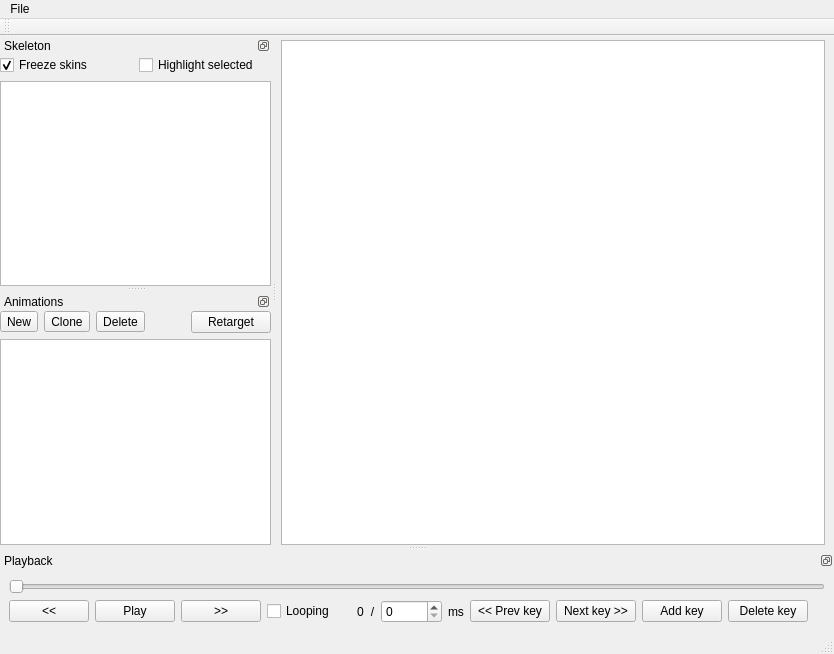
floppya/ChopHuman, file ui/mainwindow.ui: the form before one commit.
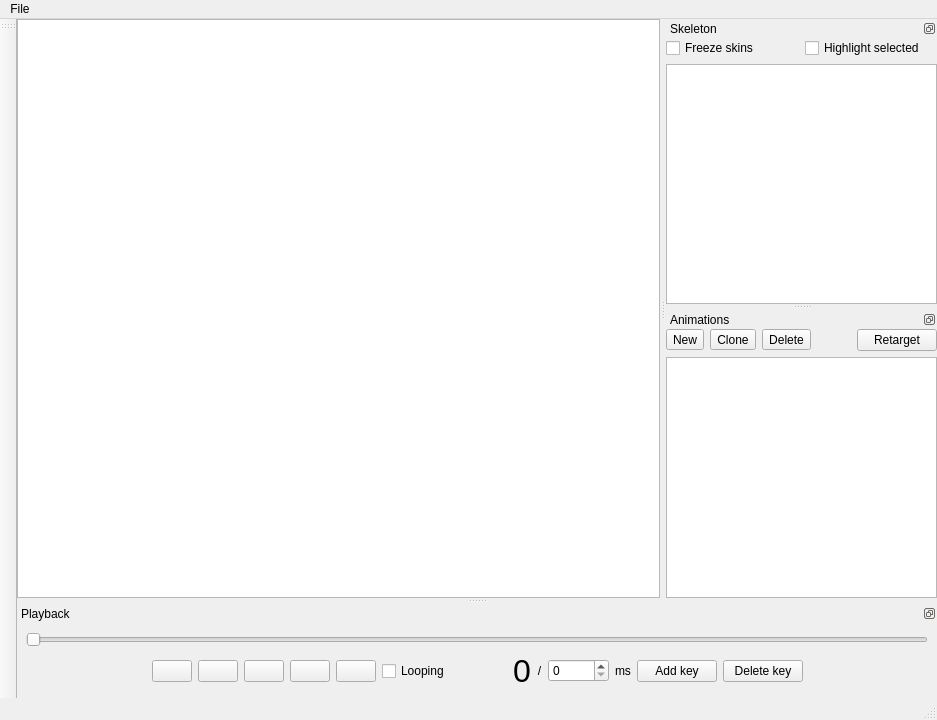
The form after the commit. Icons and pictures are not drawn.

What changed in the file:
```diff
--- a/ui/mainwindow.ui
+++ b/ui/mainwindow.ui
@@ -6,8 +6,8 @@
    <rect>
     <x>0</x>
     <y>0</y>
-    <width>834</width>
-    <height>654</height>
+    <width>937</width>
+    <height>720</height>
    </rect>
   </property>
   <property name="windowTitle">
@@ -15,16 +15,7 @@
   </property>
   <widget class="QWidget" name="centralwidget">
    <layout class="QGridLayout" name="gridLayout">
-    <property name="leftMargin">
-     <number>4</number>
-    </property>
-    <property name="topMargin">
-     <number>4</number>
-    </property>
-    <property name="rightMargin">
-     <number>9</number>
-    </property>
-    <property name="bottomMargin">
+    <property name="margin">
      <number>0</number>
     </property>
     <item row="0" column="0">
@@ -58,7 +49,7 @@
     <rect>
      <x>0</x>
      <y>0</y>
-     <width>834</width>
+     <width>937</width>
      <height>21</height>
     </rect>
    </property>
@@ -79,7 +70,7 @@
     <enum>Qt::ToolButtonIconOnly</enum>
    </property>
    <attribute name="toolBarArea">
-    <enum>TopToolBarArea</enum>
+    <enum>LeftToolBarArea</enum>
    </attribute>
    <attribute name="toolBarBreak">
     <bool>false</bool>
@@ -100,7 +91,7 @@
     <string>Skeleton</string>
    </property>
    <attribute name="dockWidgetArea">
-    <number>1</number>
+    <number>2</number>
    </attribute>
    <widget class="QWidget" name="dockWidgetContents_3">
     <layout class="QVBoxLayout" name="verticalLayout_4">
@@ -115,7 +106,7 @@
           <string>Freeze skins</string>
          </property>
          <property name="checked">
-          <bool>true</bool>
+          <bool>false</bool>
          </property>
         </widget>
        </item>
@@ -166,7 +157,7 @@
     <string>Animations</string>
    </property>
    <attribute name="dockWidgetArea">
-    <number>1</number>
+    <number>2</number>
    </attribute>
    <widget class="QWidget" name="dockWidgetContents">
     <layout class="QVBoxLayout" name="verticalLayout_3">
@@ -265,6 +256,19 @@
      </item>
      <item>
       <layout class="QHBoxLayout" name="horizontalLayout">
+       <item>
+        <spacer name="horizontalSpacer">
+         <property name="orientation">
+          <enum>Qt::Horizontal</enum>
+         </property>
+         <property name="sizeHint" stdset="0">
+          <size>
+           <width>40</width>
+           <height>20</height>
+          </size>
+         </property>
+        </spacer>
+       </item>
        <item>
         <widget class="QPushButton" name="butZeroPlayback">
          <property name="sizePolicy">
@@ -274,24 +278,59 @@
           </sizepolicy>
          </property>
          <property name="text">
-          <string>&lt;&lt;</string>
+          <string></string>
+         </property>
+         <property name="icon">
+          <iconset>
+           <normaloff>./ui/gotostart.png</normaloff>./ui/gotostart.png</iconset>
+         </property>
+        </widget>
+       </item>
+       <item>
+        <widget class="QPushButton" name="butMoveToPrevKeyframe">
+         <property name="text">
+          <string></string>
+         </property>
+         <property name="icon">
+          <iconset>
+           <normaloff>./ui/prevkey.png</normaloff>./ui/prevkey.png</iconset>
          </property>
         </widget>
        </item>
        <item>
         <widget class="QPushButton" name="butTogglePlay">
          <property name="text">
-          <string>Play</string>
+          <string/>
+         </property>
+         <property name="icon">
+          <iconset>
+           <normaloff>ui/play.png</normaloff>
+           <normalon>ui/pause.png</normalon>ui/play.png</iconset>
          </property>
          <property name="checkable">
           <bool>true</bool>
          </property>
         </widget>
        </item>
+       <item>
+        <widget class="QPushButton" name="butMoveToNextKeyframe">
+         <property name="text">
+          <string></string>
+         </property>
+         <property name="icon">
+          <iconset>
+           <normaloff>./ui/nextkey.png</normaloff>./ui/nextkey.png</iconset>
+         </property>
+        </widget>
+       </item>
        <item>
         <widget class="QPushButton" name="butEndOfPlayback">
          <property name="text">
-          <string>&gt;&gt;</string>
+          <string></string>
+         </property>
+         <property name="icon">
+          <iconset>
+           <normaloff>./ui/gotoend.png</normaloff>./ui/gotoend.png</iconset>
          </property>
         </widget>
        </item>
@@ -302,27 +341,37 @@
          </property>
         </widget>
        </item>
-       <item>
-        <spacer name="horizontalSpacer">
-         <property name="orientation">
-          <enum>Qt::Horizontal</enum>
-         </property>
-         <property name="sizeType">
-          <enum>QSizePolicy::Preferred</enum>
-         </property>
-         <property name="sizeHint" stdset="0">
-          <size>
-           <width>40</width>
-           <height>20</height>
-          </size>
-         </property>
-        </spacer>
-       </item>
        <item>
         <widget class="QLabel" name="labelCurrentFrame">
+         <property name="sizePolicy">
+          <sizepolicy hsizetype="Minimum" vsizetype="Preferred">
+           <horstretch>0</horstretch>
+           <verstretch>0</verstretch>
+          </sizepolicy>
+         </property>
+         <property name="minimumSize">
+          <size>
+           <width>75</width>
+           <height>0</height>
+          </size>
+         </property>
+         <property name="baseSize">
+          <size>
+           <width>0</width>
+           <height>0</height>
+          </size>
+         </property>
+         <property name="font">
+          <font>
+           <pointsize>24</pointsize>
+          </font>
+         </property>
          <property name="text">
           <string>0</string>
          </property>
+         <property name="alignment">
+          <set>Qt::AlignRight|Qt::AlignTrailing|Qt::AlignVCenter</set>
+         </property>
         </widget>
        </item>
        <item>
@@ -358,20 +407,6 @@
          </property>
         </widget>
        </item>
-       <item>
-        <widget class="QPushButton" name="butMoveToPrevKeyframe">
-         <property name="text">
-          <string>&lt;&lt; Prev key</string>
-         </property>
-        </widget>
-       </item>
-       <item>
-        <widget class="QPushButton" name="butMoveToNextKeyframe">
-         <property name="text">
-          <string>Next key &gt;&gt;</string>
-         </property>
-        </widget>
-       </item>
        <item>
         <widget class="QPushButton" name="butAddKeyframe">
          <property name="sizePolicy">
```
Left out of the diff: 45 changed lines with no effect on the pictures.
